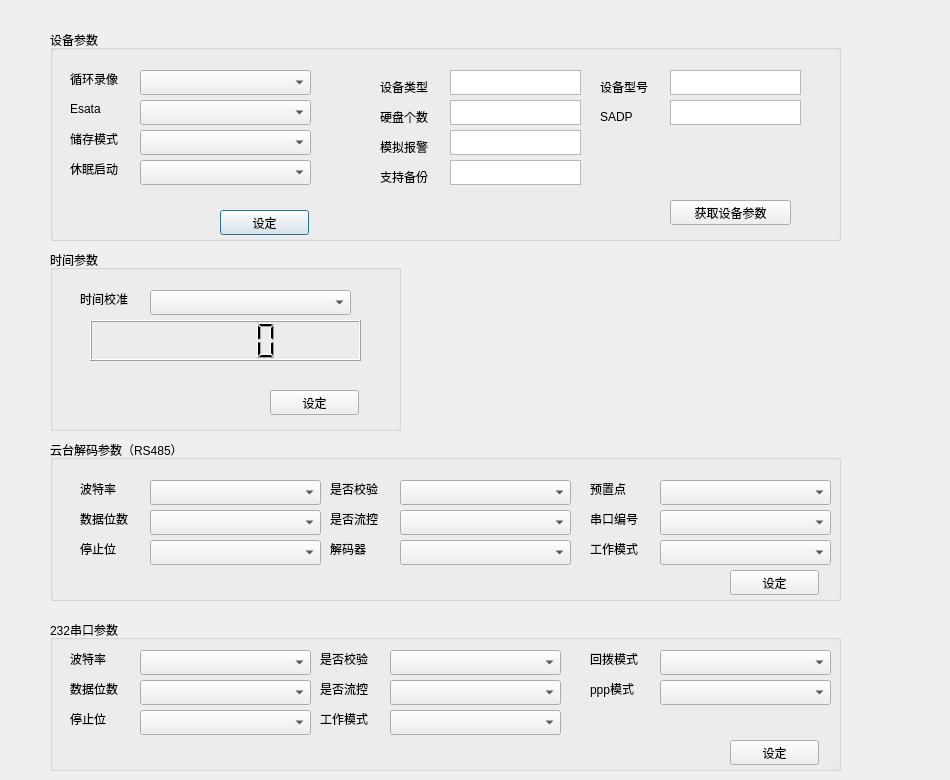
Above: scene3/s3_config1_xt.ui from zxb852/Client before the change. Below: the same form after it.
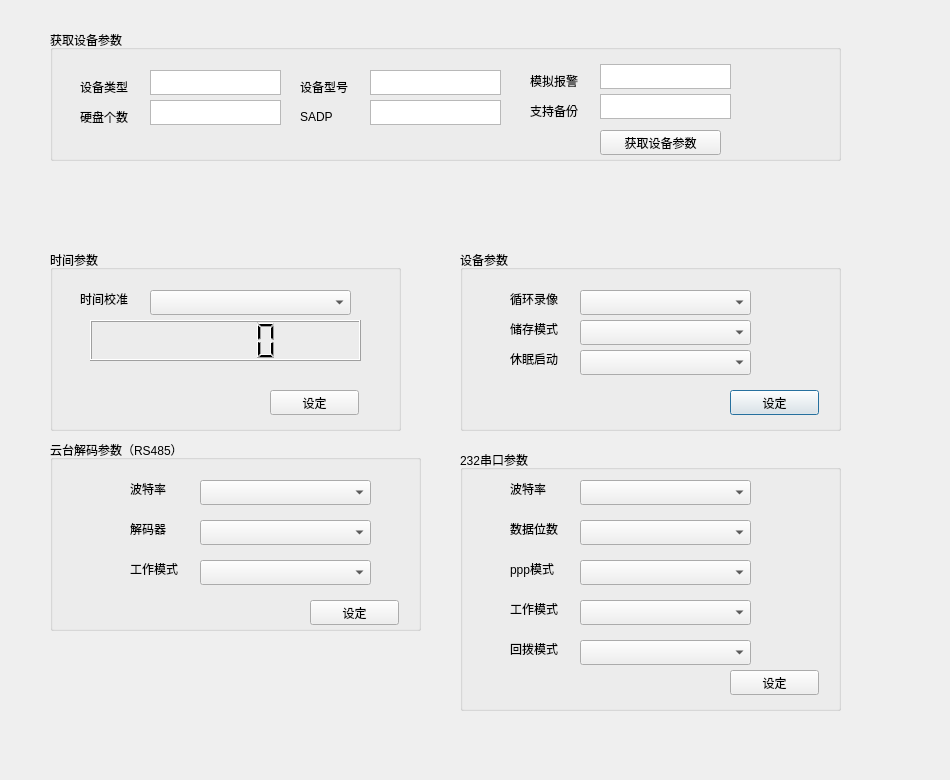
That is the form after the change.

The edit to the form file:
```diff
--- a/scene3/s3_config1_xt.ui
+++ b/scene3/s3_config1_xt.ui
@@ -16,10 +16,10 @@
   <widget class="QGroupBox" name="groupBox">
    <property name="geometry">
     <rect>
-     <x>50</x>
-     <y>30</y>
-     <width>791</width>
-     <height>211</height>
+     <x>460</x>
+     <y>250</y>
+     <width>381</width>
+     <height>181</height>
     </rect>
    </property>
    <property name="title">
@@ -28,7 +28,7 @@
    <widget class="QComboBox" name="comboBox">
     <property name="geometry">
      <rect>
-      <x>90</x>
+      <x>120</x>
       <y>40</y>
       <width>171</width>
       <height>25</height>
@@ -38,7 +38,7 @@
    <widget class="QLabel" name="label">
     <property name="geometry">
      <rect>
-      <x>20</x>
+      <x>50</x>
       <y>40</y>
       <width>67</width>
       <height>17</height>
@@ -48,34 +48,11 @@
      <string>循环录像</string>
     </property>
    </widget>
-   <widget class="QLabel" name="label_2">
-    <property name="geometry">
-     <rect>
-      <x>20</x>
-      <y>70</y>
-      <width>67</width>
-      <height>17</height>
-     </rect>
-    </property>
-    <property name="text">
-     <string>Esata</string>
-    </property>
-   </widget>
-   <widget class="QComboBox" name="comboBox_2">
-    <property name="geometry">
-     <rect>
-      <x>90</x>
-      <y>70</y>
-      <width>171</width>
-      <height>25</height>
-     </rect>
-    </property>
-   </widget>
    <widget class="QLabel" name="label_3">
     <property name="geometry">
      <rect>
-      <x>20</x>
-      <y>100</y>
+      <x>50</x>
+      <y>70</y>
       <width>67</width>
       <height>17</height>
      </rect>
@@ -87,8 +64,8 @@
    <widget class="QComboBox" name="comboBox_3">
     <property name="geometry">
      <rect>
-      <x>90</x>
-      <y>100</y>
+      <x>120</x>
+      <y>70</y>
       <width>171</width>
       <height>25</height>
      </rect>
@@ -97,8 +74,8 @@
    <widget class="QLabel" name="label_4">
     <property name="geometry">
      <rect>
-      <x>20</x>
-      <y>130</y>
+      <x>50</x>
+      <y>100</y>
       <width>67</width>
       <height>17</height>
      </rect>
@@ -110,8 +87,8 @@
    <widget class="QComboBox" name="comboBox_4">
     <property name="geometry">
      <rect>
-      <x>90</x>
-      <y>130</y>
+      <x>120</x>
+      <y>100</y>
       <width>171</width>
       <height>25</height>
      </rect>
@@ -120,8 +97,8 @@
    <widget class="QPushButton" name="pushButton">
     <property name="geometry">
      <rect>
-      <x>170</x>
-      <y>180</y>
+      <x>270</x>
+      <y>140</y>
       <width>89</width>
       <height>25</height>
      </rect>
@@ -130,187 +107,6 @@
      <string>设定</string>
     </property>
    </widget>
-   <widget class="QPushButton" name="pushButton_2">
-    <property name="geometry">
-     <rect>
-      <x>620</x>
-      <y>170</y>
-      <width>121</width>
-      <height>25</height>
-     </rect>
-    </property>
-    <property name="text">
-     <string>获取设备参数</string>
-    </property>
-   </widget>
-   <widget class="QLabel" name="label_5">
-    <property name="geometry">
-     <rect>
-      <x>330</x>
-      <y>46</y>
-      <width>67</width>
-      <height>21</height>
-     </rect>
-    </property>
-    <property name="text">
-     <string>设备类型</string>
-    </property>
-   </widget>
-   <widget class="QTextBrowser" name="textBrowser">
-    <property name="geometry">
-     <rect>
-      <x>400</x>
-      <y>40</y>
-      <width>131</width>
-      <height>25</height>
-     </rect>
-    </property>
-    <property name="font">
-     <font>
-      <pointsize>10</pointsize>
-     </font>
-    </property>
-   </widget>
-   <widget class="QLabel" name="label_6">
-    <property name="geometry">
-     <rect>
-      <x>330</x>
-      <y>76</y>
-      <width>67</width>
-      <height>21</height>
-     </rect>
-    </property>
-    <property name="text">
-     <string>硬盘个数</string>
-    </property>
-   </widget>
-   <widget class="QTextBrowser" name="textBrowser_2">
-    <property name="geometry">
-     <rect>
-      <x>400</x>
-      <y>70</y>
-      <width>131</width>
-      <height>25</height>
-     </rect>
-    </property>
-    <property name="font">
-     <font>
-      <pointsize>10</pointsize>
-     </font>
-    </property>
-   </widget>
-   <widget class="QLabel" name="label_7">
-    <property name="geometry">
-     <rect>
-      <x>330</x>
-      <y>106</y>
-      <width>67</width>
-      <height>21</height>
-     </rect>
-    </property>
-    <property name="text">
-     <string>模拟报警</string>
-    </property>
-   </widget>
-   <widget class="QTextBrowser" name="textBrowser_3">
-    <property name="geometry">
-     <rect>
-      <x>400</x>
-      <y>100</y>
-      <width>131</width>
-      <height>25</height>
-     </rect>
-    </property>
-    <property name="font">
-     <font>
-      <pointsize>10</pointsize>
-     </font>
-    </property>
-   </widget>
-   <widget class="QLabel" name="label_8">
-    <property name="geometry">
-     <rect>
-      <x>330</x>
-      <y>136</y>
-      <width>67</width>
-      <height>21</height>
-     </rect>
-    </property>
-    <property name="text">
-     <string>支持备份</string>
-    </property>
-   </widget>
-   <widget class="QTextBrowser" name="textBrowser_4">
-    <property name="geometry">
-     <rect>
-      <x>400</x>
-      <y>130</y>
-      <width>131</width>
-      <height>25</height>
-     </rect>
-    </property>
-    <property name="font">
-     <font>
-      <pointsize>10</pointsize>
-     </font>
-    </property>
-   </widget>
-   <widget class="QLabel" name="label_9">
-    <property name="geometry">
-     <rect>
-      <x>550</x>
-      <y>46</y>
-      <width>67</width>
-      <height>21</height>
-     </rect>
-    </property>
-    <property name="text">
-     <string>设备型号</string>
-    </property>
-   </widget>
-   <widget class="QTextBrowser" name="textBrowser_5">
-    <property name="geometry">
-     <rect>
-      <x>620</x>
-      <y>40</y>
-      <width>131</width>
-      <height>25</height>
-     </rect>
-    </property>
-    <property name="font">
-     <font>
-      <pointsize>10</pointsize>
-     </font>
-    </property>
-   </widget>
-   <widget class="QLabel" name="label_10">
-    <property name="geometry">
-     <rect>
-      <x>550</x>
-      <y>76</y>
-      <width>67</width>
-      <height>21</height>
-     </rect>
-    </property>
-    <property name="text">
-     <string>SADP</string>
-    </property>
-   </widget>
-   <widget class="QTextBrowser" name="textBrowser_6">
-    <property name="geometry">
-     <rect>
-      <x>620</x>
-      <y>70</y>
-      <width>131</width>
-      <height>25</height>
-     </rect>
-    </property>
-    <property name="font">
-     <font>
-      <pointsize>10</pointsize>
-     </font>
-    </property>
-   </widget>
   </widget>
   <widget class="QGroupBox" name="groupBox_2">
    <property name="geometry">
@@ -376,8 +172,8 @@
     <rect>
      <x>50</x>
      <y>440</y>
-     <width>791</width>
-     <height>161</height>
+     <width>371</width>
+     <height>191</height>
     </rect>
    </property>
    <property name="title">
@@ -386,7 +182,7 @@
    <widget class="QComboBox" name="comboBox_6">
     <property name="geometry">
      <rect>
-      <x>100</x>
+      <x>150</x>
       <y>40</y>
       <width>171</width>
       <height>25</height>
@@ -396,7 +192,7 @@
    <widget class="QLabel" name="label_12">
     <property name="geometry">
      <rect>
-      <x>30</x>
+      <x>80</x>
       <y>40</y>
       <width>67</width>
       <height>17</height>
@@ -406,103 +202,11 @@
      <string>波特率</string>
     </property>
    </widget>
-   <widget class="QComboBox" name="comboBox_7">
-    <property name="geometry">
-     <rect>
-      <x>100</x>
-      <y>70</y>
-      <width>171</width>
-      <height>25</height>
-     </rect>
-    </property>
-   </widget>
-   <widget class="QLabel" name="label_13">
-    <property name="geometry">
-     <rect>
-      <x>30</x>
-      <y>70</y>
-      <width>67</width>
-      <height>17</height>
-     </rect>
-    </property>
-    <property name="text">
-     <string>数据位数</string>
-    </property>
-   </widget>
-   <widget class="QComboBox" name="comboBox_8">
-    <property name="geometry">
-     <rect>
-      <x>100</x>
-      <y>100</y>
-      <width>171</width>
-      <height>25</height>
-     </rect>
-    </property>
-   </widget>
-   <widget class="QLabel" name="label_14">
-    <property name="geometry">
-     <rect>
-      <x>30</x>
-      <y>100</y>
-      <width>67</width>
-      <height>17</height>
-     </rect>
-    </property>
-    <property name="text">
-     <string>停止位</string>
-    </property>
-   </widget>
-   <widget class="QComboBox" name="comboBox_9">
-    <property name="geometry">
-     <rect>
-      <x>350</x>
-      <y>40</y>
-      <width>171</width>
-      <height>25</height>
-     </rect>
-    </property>
-   </widget>
-   <widget class="QLabel" name="label_15">
-    <property name="geometry">
-     <rect>
-      <x>280</x>
-      <y>40</y>
-      <width>67</width>
-      <height>17</height>
-     </rect>
-    </property>
-    <property name="text">
-     <string>是否校验</string>
-    </property>
-   </widget>
-   <widget class="QComboBox" name="comboBox_10">
-    <property name="geometry">
-     <rect>
-      <x>350</x>
-      <y>70</y>
-      <width>171</width>
-      <height>25</height>
-     </rect>
-    </property>
-   </widget>
-   <widget class="QLabel" name="label_16">
-    <property name="geometry">
-     <rect>
-      <x>280</x>
-      <y>70</y>
-      <width>67</width>
-      <height>17</height>
-     </rect>
-    </property>
-    <property name="text">
-     <string>是否流控</string>
-    </property>
-   </widget>
    <widget class="QComboBox" name="comboBox_11">
     <property name="geometry">
      <rect>
-      <x>350</x>
-      <y>100</y>
+      <x>150</x>
+      <y>80</y>
       <width>171</width>
       <height>25</height>
      </rect>
@@ -511,8 +215,8 @@
    <widget class="QLabel" name="label_17">
     <property name="geometry">
      <rect>
-      <x>280</x>
-      <y>100</y>
+      <x>80</x>
+      <y>80</y>
       <width>67</width>
       <height>17</height>
      </rect>
@@ -524,41 +228,18 @@
    <widget class="QComboBox" name="comboBox_12">
     <property name="geometry">
      <rect>
-      <x>610</x>
-      <y>100</y>
+      <x>150</x>
+      <y>120</y>
       <width>171</width>
       <height>25</height>
      </rect>
     </property>
    </widget>
-   <widget class="QComboBox" name="comboBox_13">
-    <property name="geometry">
-     <rect>
-      <x>610</x>
-      <y>40</y>
-      <width>171</width>
-      <height>25</height>
-     </rect>
-    </property>
-   </widget>
-   <widget class="QLabel" name="label_18">
-    <property name="geometry">
-     <rect>
-      <x>540</x>
-      <y>40</y>
-      <width>67</width>
-      <height>17</height>
-     </rect>
-    </property>
-    <property name="text">
-     <string>预置点</string>
-    </property>
-   </widget>
    <widget class="QLabel" name="label_19">
     <property name="geometry">
      <rect>
-      <x>540</x>
-      <y>100</y>
+      <x>80</x>
+      <y>120</y>
       <width>67</width>
       <height>17</height>
      </rect>
@@ -567,34 +248,11 @@
      <string>工作模式</string>
     </property>
    </widget>
-   <widget class="QLabel" name="label_20">
-    <property name="geometry">
-     <rect>
-      <x>540</x>
-      <y>70</y>
-      <width>67</width>
-      <height>17</height>
-     </rect>
-    </property>
-    <property name="text">
-     <string>串口编号</string>
-    </property>
-   </widget>
-   <widget class="QComboBox" name="comboBox_14">
-    <property name="geometry">
-     <rect>
-      <x>610</x>
-      <y>70</y>
-      <width>171</width>
-      <height>25</height>
-     </rect>
-    </property>
-   </widget>
    <widget class="QPushButton" name="pushButton_4">
     <property name="geometry">
      <rect>
-      <x>680</x>
-      <y>130</y>
+      <x>260</x>
+      <y>160</y>
       <width>89</width>
       <height>25</height>
      </rect>
@@ -607,10 +265,10 @@
   <widget class="QGroupBox" name="groupBox_4">
    <property name="geometry">
     <rect>
-     <x>50</x>
-     <y>620</y>
-     <width>791</width>
-     <height>151</height>
+     <x>460</x>
+     <y>450</y>
+     <width>381</width>
+     <height>261</height>
     </rect>
    </property>
    <property name="title">
@@ -619,41 +277,8 @@
    <widget class="QComboBox" name="comboBox_20">
     <property name="geometry">
      <rect>
-      <x>90</x>
-      <y>60</y>
-      <width>171</width>
-      <height>25</height>
-     </rect>
-    </property>
-   </widget>
-   <widget class="QLabel" name="label_25">
-    <property name="geometry">
-     <rect>
-      <x>20</x>
-      <y>90</y>
-      <width>67</width>
-      <height>17</height>
-     </rect>
-    </property>
-    <property name="text">
-     <string>停止位</string>
-    </property>
-   </widget>
-   <widget class="QComboBox" name="comboBox_18">
-    <property name="geometry">
-     <rect>
-      <x>90</x>
-      <y>90</y>
-      <width>171</width>
-      <height>25</height>
-     </rect>
-    </property>
-   </widget>
-   <widget class="QComboBox" name="comboBox_19">
-    <property name="geometry">
-     <rect>
-      <x>340</x>
-      <y>60</y>
+      <x>120</x>
+      <y>70</y>
       <width>171</width>
       <height>25</height>
      </rect>
@@ -662,8 +287,8 @@
    <widget class="QComboBox" name="comboBox_15">
     <property name="geometry">
      <rect>
-      <x>340</x>
-      <y>90</y>
+      <x>120</x>
+      <y>150</y>
       <width>171</width>
       <height>25</height>
      </rect>
@@ -672,7 +297,7 @@
    <widget class="QLabel" name="label_26">
     <property name="geometry">
      <rect>
-      <x>20</x>
+      <x>50</x>
       <y>30</y>
       <width>67</width>
       <height>17</height>
@@ -685,7 +310,7 @@
    <widget class="QComboBox" name="comboBox_16">
     <property name="geometry">
      <rect>
-      <x>90</x>
+      <x>120</x>
       <y>30</y>
       <width>171</width>
       <height>25</height>
@@ -695,8 +320,8 @@
    <widget class="QLabel" name="label_21">
     <property name="geometry">
      <rect>
-      <x>270</x>
-      <y>90</y>
+      <x>50</x>
+      <y>150</y>
       <width>67</width>
       <height>17</height>
      </rect>
@@ -708,8 +333,8 @@
    <widget class="QLabel" name="label_23">
     <property name="geometry">
      <rect>
-      <x>20</x>
-      <y>60</y>
+      <x>50</x>
+      <y>70</y>
       <width>67</width>
       <height>17</height>
      </rect>
@@ -718,47 +343,11 @@
      <string>数据位数</string>
     </property>
    </widget>
-   <widget class="QComboBox" name="comboBox_17">
-    <property name="geometry">
-     <rect>
-      <x>340</x>
-      <y>30</y>
-      <width>171</width>
-      <height>25</height>
-     </rect>
-    </property>
-   </widget>
-   <widget class="QLabel" name="label_22">
-    <property name="geometry">
-     <rect>
-      <x>270</x>
-      <y>30</y>
-      <width>67</width>
-      <height>17</height>
-     </rect>
-    </property>
-    <property name="text">
-     <string>是否校验</string>
-    </property>
-   </widget>
-   <widget class="QLabel" name="label_24">
-    <property name="geometry">
-     <rect>
-      <x>270</x>
-      <y>60</y>
-      <width>67</width>
-      <height>17</height>
-     </rect>
-    </property>
-    <property name="text">
-     <string>是否流控</string>
-    </property>
-   </widget>
    <widget class="QLabel" name="label_29">
     <property name="geometry">
      <rect>
-      <x>540</x>
-      <y>60</y>
+      <x>50</x>
+      <y>110</y>
       <width>67</width>
       <height>17</height>
      </rect>
@@ -770,8 +359,8 @@
    <widget class="QLabel" name="label_28">
     <property name="geometry">
      <rect>
-      <x>540</x>
-      <y>30</y>
+      <x>50</x>
+      <y>190</y>
       <width>67</width>
       <height>17</height>
      </rect>
@@ -783,8 +372,8 @@
    <widget class="QComboBox" name="comboBox_21">
     <property name="geometry">
      <rect>
-      <x>610</x>
-      <y>30</y>
+      <x>120</x>
+      <y>190</y>
       <width>171</width>
       <height>25</height>
      </rect>
@@ -793,8 +382,8 @@
    <widget class="QComboBox" name="comboBox_22">
     <property name="geometry">
      <rect>
-      <x>610</x>
-      <y>60</y>
+      <x>120</x>
+      <y>110</y>
       <width>171</width>
       <height>25</height>
      </rect>
@@ -803,8 +392,8 @@
    <widget class="QPushButton" name="pushButton_5">
     <property name="geometry">
      <rect>
-      <x>680</x>
-      <y>120</y>
+      <x>270</x>
+      <y>220</y>
       <width>89</width>
       <height>25</height>
      </rect>
@@ -814,6 +403,200 @@
     </property>
    </widget>
   </widget>
+  <widget class="QGroupBox" name="groupBox_5">
+   <property name="geometry">
+    <rect>
+     <x>50</x>
+     <y>30</y>
+     <width>791</width>
+     <height>131</height>
+    </rect>
+   </property>
+   <property name="title">
+    <string>获取设备参数</string>
+   </property>
+   <widget class="QTextBrowser" name="textBrowser_4">
+    <property name="geometry">
+     <rect>
+      <x>550</x>
+      <y>64</y>
+      <width>131</width>
+      <height>25</height>
+     </rect>
+    </property>
+    <property name="font">
+     <font>
+      <pointsize>10</pointsize>
+     </font>
+    </property>
+   </widget>
+   <widget class="QLabel" name="label_9">
+    <property name="geometry">
+     <rect>
+      <x>250</x>
+      <y>46</y>
+      <width>67</width>
+      <height>21</height>
+     </rect>
+    </property>
+    <property name="text">
+     <string>设备型号</string>
+    </property>
+   </widget>
+   <widget class="QLabel" name="label_6">
+    <property name="geometry">
+     <rect>
+      <x>30</x>
+      <y>76</y>
+      <width>67</width>
+      <height>21</height>
+     </rect>
+    </property>
+    <property name="text">
+     <string>硬盘个数</string>
+    </property>
+   </widget>
+   <widget class="QTextBrowser" name="textBrowser_2">
+    <property name="geometry">
+     <rect>
+      <x>100</x>
+      <y>70</y>
+      <width>131</width>
+      <height>25</height>
+     </rect>
+    </property>
+    <property name="font">
+     <font>
+      <pointsize>10</pointsize>
+     </font>
+    </property>
+   </widget>
+   <widget class="QLabel" name="label_10">
+    <property name="geometry">
+     <rect>
+      <x>250</x>
+      <y>76</y>
+      <width>67</width>
+      <height>21</height>
+     </rect>
+    </property>
+    <property name="text">
+     <string>SADP</string>
+    </property>
+   </widget>
+   <widget class="QLabel" name="label_7">
+    <property name="geometry">
+     <rect>
+      <x>480</x>
+      <y>40</y>
+      <width>67</width>
+      <height>21</height>
+     </rect>
+    </property>
+    <property name="text">
+     <string>模拟报警</string>
+    </property>
+   </widget>
+   <widget class="QTextBrowser" name="textBrowser_6">
+    <property name="geometry">
+     <rect>
+      <x>320</x>
+      <y>70</y>
+      <width>131</width>
+      <height>25</height>
+     </rect>
+    </property>
+    <property name="font">
+     <font>
+      <pointsize>10</pointsize>
+     </font>
+    </property>
+   </widget>
+   <widget class="QTextBrowser" name="textBrowser">
+    <property name="geometry">
+     <rect>
+      <x>100</x>
+      <y>40</y>
+      <width>131</width>
+      <height>25</height>
+     </rect>
+    </property>
+    <property name="font">
+     <font>
+      <pointsize>10</pointsize>
+     </font>
+    </property>
+   </widget>
+   <widget class="QTextBrowser" name="textBrowser_3">
+    <property name="geometry">
+     <rect>
+      <x>550</x>
+      <y>34</y>
+      <width>131</width>
+      <height>25</height>
+     </rect>
+    </property>
+    <property name="font">
+     <font>
+      <pointsize>10</pointsize>
+     </font>
+    </property>
+   </widget>
+   <widget class="QLabel" name="label_5">
+    <property name="geometry">
+     <rect>
+      <x>30</x>
+      <y>46</y>
+      <width>67</width>
+      <height>21</height>
+     </rect>
+    </property>
+    <property name="text">
+     <string>设备类型</string>
+    </property>
+   </widget>
+   <widget class="QPushButton" name="pushButton_2">
+    <property name="geometry">
+     <rect>
+      <x>550</x>
+      <y>100</y>
+      <width>121</width>
+      <height>25</height>
+     </rect>
+    </property>
+    <property name="text">
+     <string>获取设备参数</string>
+    </property>
+   </widget>
+   <widget class="QLabel" name="label_8">
+    <property name="geometry">
+     <rect>
+      <x>480</x>
+      <y>70</y>
+      <width>67</width>
+      <height>21</height>
+     </rect>
+    </property>
+    <property name="text">
+     <string>支持备份</string>
+    </property>
+   </widget>
+   <widget class="QTextBrowser" name="textBrowser_5">
+    <property name="geometry">
+     <rect>
+      <x>320</x>
+      <y>40</y>
+      <width>131</width>
+      <height>25</height>
+     </rect>
+    </property>
+    <property name="font">
+     <font>
+      <pointsize>10</pointsize>
+     </font>
+    </property>
+   </widget>
+  </widget>
  </widget>
  <resources/>
  <connections/>
```
